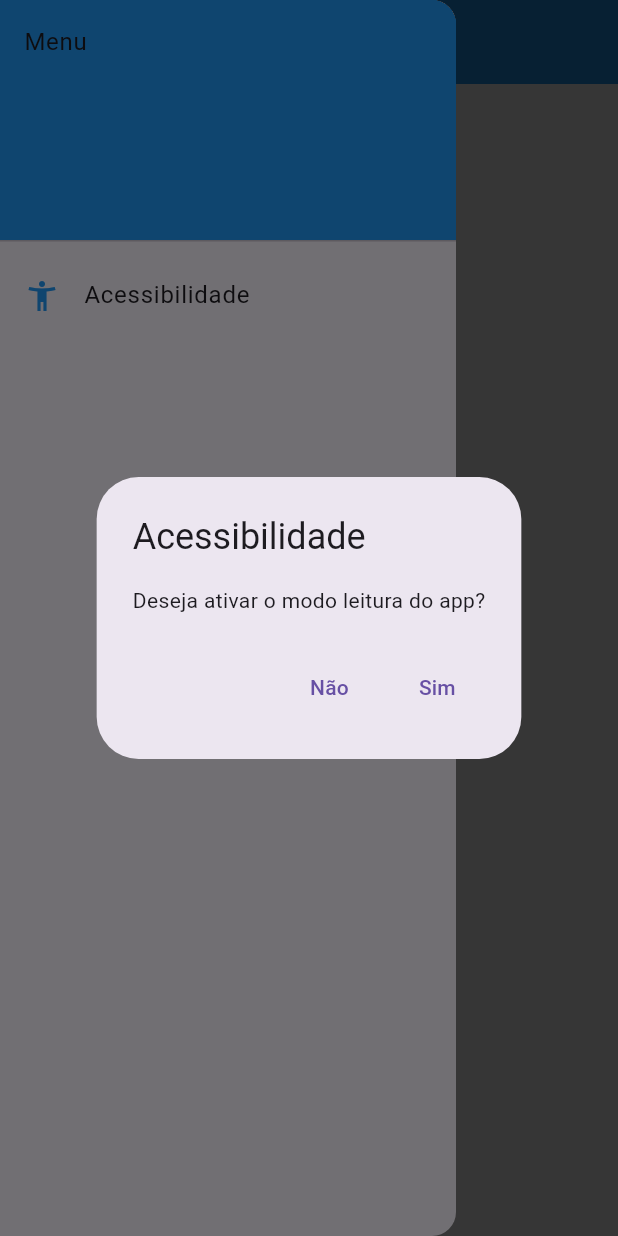
After one commit to RicardoHSimoni/atividade-4, a Flutter app: the MyHomePage screen opened directly, in the side drawer, after a tap on "Acessibilidade", on a phone screen of 412 x 824 dp. The commit adds this screen. Run offline on Flutter 3.47's test engine with Material 3 defaults, Android fonts, the phone set to English and light mode, and no system bars; our stand-ins replace flutter_tts, shared_preferences, sqflite; missing offline and left inert: expandable_cardview; accounts and stored records are empty; statements that could not run were skipped.

Commit message:
Acessibilidade

```diff
--- a/atividade_final/lib/screens/login_screen.dart
+++ b/atividade_final/lib/screens/login_screen.dart
@@ -18,6 +18,7 @@ class _LoginScreenState extends State<LoginScreen> {
 
   bool _obscurePassword = true; // Adicione isso no início do State
 
+  @override
   void initState() {
     super.initState();
     _carregarEmailSalvo();
--- /dev/null
+++ b/atividade_final/lib/screens/settings_screen.dart
@@ -0,0 +1,61 @@
+import 'package:flutter/material.dart';
+import '../utils/accessibility.dart';
+
+class MyHomePage extends StatelessWidget {
+  // ...existing code...
+
+  @override
+  Widget build(BuildContext context) {
+    return Scaffold(
+      appBar: AppBar(
+        title: Text('Minha Página Inicial'),
+      ),
+      body: Center(
+        child: Text('Conteúdo da Página Inicial'),
+      ),
+      drawer: Drawer(
+        child: ListView(
+          padding: EdgeInsets.zero,
+          children: <Widget>[
+            DrawerHeader(
+              child: Text('Menu'),
+              decoration: BoxDecoration(
+                color: Colors.blue,
+              ),
+            ),
+            ListTile(
+              leading: Icon(Icons.accessibility_new, color: Colors.blue),
+              title: Text('Acessibilidade'),
+              onTap: () async {
+                final result = await showDialog<bool>(
+                  context: context,
+                  builder: (context) => AlertDialog(
+                    title: Text('Acessibilidade'),
+                    content: Text('Deseja ativar o modo leitura do app?'),
+                    actions: [
+                      TextButton(
+                        onPressed: () => Navigator.pop(context, false),
+                        child: Text('Não'),
+                      ),
+                      TextButton(
+                        onPressed: () => Navigator.pop(context, true),
+                        child: Text('Sim'),
+                      ),
+                    ],
+                  ),
+                );
+                if (result == true) {
+                  modoLeituraAtivo = true;
+                  ScaffoldMessenger.of(context).showSnackBar(
+                    SnackBar(content: Text('Modo leitura ativado!')),
+                  );
+                }
+              },
+            ),
+            // ...existing code...
+          ],
+        ),
+      ),
+    );
+  }
+}
--- /dev/null
+++ b/atividade_final/lib/utils/accessibility.dart
@@ -0,0 +1,3 @@
+library accessibility;
+
+bool modoLeituraAtivo = false;
--- a/atividade_final/pubspec.yaml
+++ b/atividade_final/pubspec.yaml
@@ -40,6 +40,7 @@ dependencies:
   # The following adds the Cupertino Icons font to your application.
   # Use with the CupertinoIcons class for iOS style icons.
   cupertino_icons: ^1.0.8
+  flutter_tts: ^4.2.3
 
 dev_dependencies:
   #expandable_cardview: ^1.1.0
```
Also changed, not shown: atividade_final/lib/screens/home_screen.dart (+30 -1 lines), atividade_final/pubspec.lock, 3 other files.
